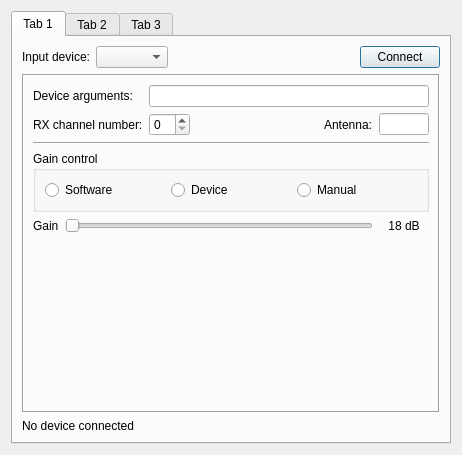
The window that gui/setupdialog.ui (KejPi/AbracaDABra) describes before a commit, drawn with Qt 5.
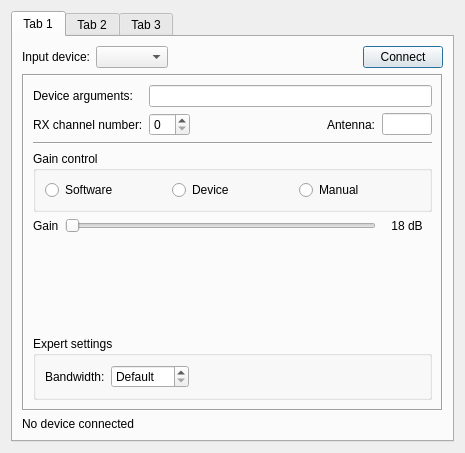
The same window after the commit. The open tabs and pages were chosen to show the change.

Commit message: Expert settings added to settings dialog - bandwidth and bias-T, available only in expert mode

```diff
--- a/gui/setupdialog.ui
+++ b/gui/setupdialog.ui
@@ -6,8 +6,8 @@
    <rect>
     <x>0</x>
     <y>0</y>
-    <width>462</width>
-    <height>455</height>
+    <width>465</width>
+    <height>453</height>
    </rect>
   </property>
   <property name="minimumSize">
@@ -35,7 +35,7 @@
       </size>
      </property>
      <property name="currentIndex">
-      <number>2</number>
+      <number>0</number>
      </property>
      <widget class="QWidget" name="tabDevice">
       <attribute name="title">
@@ -95,7 +95,7 @@
           <enum>QFrame::Sunken</enum>
          </property>
          <property name="currentIndex">
-          <number>3</number>
+          <number>4</number>
          </property>
          <widget class="QWidget" name="rtlsdrPage">
           <layout class="QVBoxLayout" name="verticalLayout_3">
@@ -202,6 +202,58 @@
              </property>
             </spacer>
            </item>
+           <item>
+            <widget class="QGroupBox" name="rtlsdrExpertGroup">
+             <property name="title">
+              <string>Expert settings</string>
+             </property>
+             <layout class="QHBoxLayout" name="horizontalLayout_11">
+              <item>
+               <widget class="QLabel" name="rtlsdrBandwidthLabel">
+                <property name="text">
+                 <string>Bandwidth:</string>
+                </property>
+               </widget>
+              </item>
+              <item>
+               <widget class="QSpinBox" name="rtlsdrBandwidth">
+                <property name="specialValueText">
+                 <string>Default</string>
+                </property>
+                <property name="suffix">
+                 <string notr="true"> kHz</string>
+                </property>
+                <property name="maximum">
+                 <number>3000</number>
+                </property>
+                <property name="singleStep">
+                 <number>100</number>
+                </property>
+               </widget>
+              </item>
+              <item>
+               <spacer name="horizontalSpacer_4">
+                <property name="orientation">
+                 <enum>Qt::Horizontal</enum>
+                </property>
+                <property name="sizeHint" stdset="0">
+                 <size>
+                  <width>40</width>
+                  <height>20</height>
+                 </size>
+                </property>
+               </spacer>
+              </item>
+              <item>
+               <widget class="QCheckBox" name="rtlsdrBiasTCheckbox">
+                <property name="text">
+                 <string>Bias Tee</string>
+                </property>
+               </widget>
+              </item>
+             </layout>
+            </widget>
+           </item>
           </layout>
          </widget>
          <widget class="QWidget" name="rtltcpPage">
@@ -645,14 +697,56 @@
              </property>
             </spacer>
            </item>
+           <item>
+            <widget class="QGroupBox" name="airspyExpertGroup">
+             <property name="title">
+              <string>Expert settings</string>
+             </property>
+             <layout class="QHBoxLayout" name="horizontalLayout_12">
+              <item>
+               <widget class="QCheckBox" name="airspyBiasTCheckbox">
+                <property name="text">
+                 <string>Bias Tee</string>
+                </property>
+               </widget>
+              </item>
+              <item>
+               <spacer name="horizontalSpacer_5">
+                <property name="orientation">
+                 <enum>Qt::Horizontal</enum>
+                </property>
+                <property name="sizeHint" stdset="0">
+                 <size>
+                  <width>40</width>
+                  <height>20</height>
+                 </size>
+                </property>
+               </spacer>
+              </item>
+             </layout>
+            </widget>
+           </item>
           </layout>
          </widget>
          <widget class="QWidget" name="soapysdrPage">
           <layout class="QGridLayout" name="gridLayout">
-           <item row="3" column="0" colspan="5">
-            <widget class="Line" name="line_2">
+           <item row="1" column="2">
+            <spacer name="horizontalSpacer_2">
              <property name="orientation">
               <enum>Qt::Horizontal</enum>
+             </property>
+             <property name="sizeHint" stdset="0">
+              <size>
+               <width>0</width>
+               <height>0</height>
+              </size>
+             </property>
+            </spacer>
+           </item>
+           <item row="1" column="3">
+            <widget class="QLabel" name="soapySdrAntennalLabel">
+             <property name="text">
+              <string>Antenna:</string>
              </property>
             </widget>
            </item>
@@ -663,52 +757,11 @@
              </property>
             </widget>
            </item>
-           <item row="5" column="0" colspan="5">
-            <widget class="QWidget" name="soapysdrGainWidget" native="true">
-             <layout class="QHBoxLayout" name="horizontalLayout_8">
-              <property name="leftMargin">
-               <number>0</number>
-              </property>
-              <property name="topMargin">
-               <number>0</number>
-              </property>
-              <property name="rightMargin">
-               <number>0</number>
-              </property>
-              <property name="bottomMargin">
-               <number>0</number>
-              </property>
-              <item>
-               <widget class="QLabel" name="soapysdrGainLabel">
-                <property name="text">
-                 <string>Gain</string>
-                </property>
-               </widget>
-              </item>
-              <item>
-               <widget class="QSlider" name="soapysdrGainSlider">
-                <property name="orientation">
-                 <enum>Qt::Horizontal</enum>
-                </property>
-               </widget>
-              </item>
-              <item>
-               <widget class="QLabel" name="soapysdrGainValueLabel">
-                <property name="minimumSize">
-                 <size>
-                  <width>50</width>
-                  <height>0</height>
-                 </size>
-                </property>
-                <property name="text">
-                 <string notr="true">18 dB</string>
-                </property>
-                <property name="alignment">
-                 <set>Qt::AlignCenter</set>
-                </property>
-               </widget>
-              </item>
-             </layout>
+           <item row="2" column="0" colspan="5">
+            <widget class="Line" name="line_2">
+             <property name="orientation">
+              <enum>Qt::Horizontal</enum>
+             </property>
             </widget>
            </item>
            <item row="1" column="0">
@@ -718,9 +771,73 @@
              </property>
             </widget>
            </item>
+           <item row="6" column="0" colspan="5">
+            <widget class="QGroupBox" name="soapysdrExpertGroup">
+             <property name="title">
+              <string>Expert settings</string>
+             </property>
+             <layout class="QHBoxLayout" name="horizontalLayout_13">
+              <item>
+               <widget class="QLabel" name="soapysdrBandwidthLabel">
+                <property name="text">
+                 <string>Bandwidth:</string>
+                </property>
+               </widget>
+              </item>
+              <item>
+               <widget class="QSpinBox" name="soapysdrBandwidth">
+                <property name="specialValueText">
+                 <string>Default</string>
+                </property>
+                <property name="suffix">
+                 <string notr="true"> kHz</string>
+                </property>
+                <property name="maximum">
+                 <number>3000</number>
+                </property>
+                <property name="singleStep">
+                 <number>100</number>
+                </property>
+               </widget>
+              </item>
+              <item>
+               <spacer name="horizontalSpacer_6">
+                <property name="orientation">
+                 <enum>Qt::Horizontal</enum>
+                </property>
+                <property name="sizeHint" stdset="0">
+                 <size>
+                  <width>40</width>
+                  <height>20</height>
+                 </size>
+                </property>
+               </spacer>
+              </item>
+             </layout>
+            </widget>
+           </item>
            <item row="1" column="1">
             <widget class="QSpinBox" name="soapysdrChannelNum"/>
            </item>
+           <item row="0" column="1" colspan="4">
+            <widget class="QLineEdit" name="soapysdrDevArgs"/>
+           </item>
+           <item row="5" column="0" colspan="5">
+            <spacer name="verticalSpacer_6">
+             <property name="orientation">
+              <enum>Qt::Vertical</enum>
+             </property>
+             <property name="sizeType">
+              <enum>QSizePolicy::MinimumExpanding</enum>
+             </property>
+             <property name="sizeHint" stdset="0">
+              <size>
+               <width>20</width>
+               <height>0</height>
+              </size>
+             </property>
+            </spacer>
+           </item>
            <item row="1" column="4">
             <widget class="QLineEdit" name="soapySdrAntenna">
              <property name="sizePolicy">
@@ -737,14 +854,55 @@
              </property>
             </widget>
            </item>
-           <item row="1" column="3">
-            <widget class="QLabel" name="soapySdrAntennalLabel">
-             <property name="text">
-              <string>Antenna:</string>
-             </property>
-            </widget>
-           </item>
            <item row="4" column="0" colspan="5">
+            <widget class="QWidget" name="soapysdrGainWidget" native="true">
+             <layout class="QHBoxLayout" name="horizontalLayout_8">
+              <property name="leftMargin">
+               <number>0</number>
+              </property>
+              <property name="topMargin">
+               <number>0</number>
+              </property>
+              <property name="rightMargin">
+               <number>0</number>
+              </property>
+              <property name="bottomMargin">
+               <number>0</number>
+              </property>
+              <item>
+               <widget class="QLabel" name="soapysdrGainLabel">
+                <property name="text">
+                 <string>Gain</string>
+                </property>
+               </widget>
+              </item>
+              <item>
+               <widget class="QSlider" name="soapysdrGainSlider">
+                <property name="orientation">
+                 <enum>Qt::Horizontal</enum>
+                </property>
+               </widget>
+              </item>
+              <item>
+               <widget class="QLabel" name="soapysdrGainValueLabel">
+                <property name="minimumSize">
+                 <size>
+                  <width>50</width>
+                  <height>0</height>
+                 </size>
+                </property>
+                <property name="text">
+                 <string notr="true">18 dB</string>
+                </property>
+                <property name="alignment">
+                 <set>Qt::AlignCenter</set>
+                </property>
+               </widget>
+              </item>
+             </layout>
+            </widget>
+           </item>
+           <item row="3" column="0" colspan="5">
             <widget class="QGroupBox" name="soapysdrGainModeGroup">
              <property name="title">
               <string>Gain control</string>
@@ -783,38 +941,6 @@
              </layout>
             </widget>
            </item>
-           <item row="0" column="1" colspan="4">
-            <widget class="QLineEdit" name="soapysdrDevArgs"/>
-           </item>
-           <item row="1" column="2">
-            <spacer name="horizontalSpacer_2">
-             <property name="orientation">
-              <enum>Qt::Horizontal</enum>
-             </property>
-             <property name="sizeHint" stdset="0">
-              <size>
-               <width>0</width>
-               <height>0</height>
-              </size>
-             </property>
-            </spacer>
-           </item>
-           <item row="6" column="0" colspan="5">
-            <spacer name="verticalSpacer_6">
-             <property name="orientation">
-              <enum>Qt::Vertical</enum>
-             </property>
-             <property name="sizeType">
-              <enum>QSizePolicy::MinimumExpanding</enum>
-             </property>
-             <property name="sizeHint" stdset="0">
-              <size>
-               <width>20</width>
-               <height>0</height>
-              </size>
-             </property>
-            </spacer>
-           </item>
           </layout>
          </widget>
         </widget>
```
The commit also changes 10 other files.
